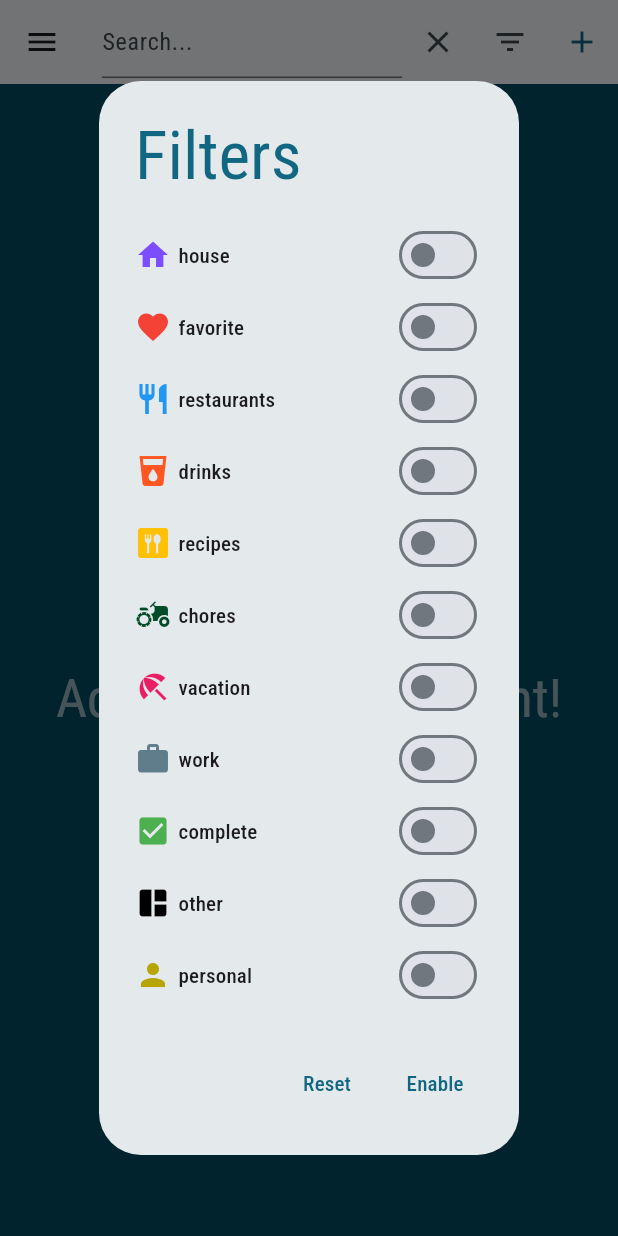
After one commit to agerber0902/Things, a Flutter app: the screen it shows after launch, after a tap on the "search" icon, after a tap on the "filter list" icon, on a phone screen of 412 x 824 dp. The commit adds this screen. Run offline on Flutter 3.47's test engine with Material 3 defaults, Android fonts, the phone set to English and light mode, and no system bars; our stand-ins replace awesome_notifications, google_fonts.

Commit message:
Add Search and Filters to things

```diff
--- a/things_app/lib/models/thing.dart
+++ b/things_app/lib/models/thing.dart
@@ -5,7 +5,7 @@ final uuid = const Uuid().v4();
 class Thing {
   final String id;
   final String title;
-  final String? description;
+  final String description;
   bool isMarkedComplete;
   final List<String> categories;
   List<String>? notes;
--- a/things_app/lib/providers/things_provider.dart
+++ b/things_app/lib/providers/things_provider.dart
@@ -1,17 +1,17 @@
 import 'package:flutter/material.dart';
 import 'package:things_app/helpers/file_manager.dart';
+import 'package:things_app/models/category.dart';
 import 'package:things_app/models/reminder.dart';
 import 'package:things_app/models/thing.dart';
 
 final ThingFileManager _fileManager = ThingFileManager();
 
-class ThingsProvider extends ChangeNotifier{
-
+class ThingsProvider extends ChangeNotifier {
   //Thing that should be used when in edit mode
   Thing? _thingInEdit;
   Thing? get thingInEdit => _thingInEdit;
   bool get isEditMode => thingInEdit != null;
-  void setThingInEdit(Thing? thing){
+  void setThingInEdit(Thing? thing) {
     _thingInEdit = thing;
     notifyListeners();
   }
@@ -20,15 +20,20 @@ class ThingsProvider extends ChangeNotifier{
   List<Thing> get things => _things;
 
   //Get the list of things
-  void getThings() async{
+  void getThings() async {
     _things = await _fileManager.readThingList();
+
+    //Apply Filters
+    _things = _filterThings();
+
+    //Apply Search
+    _things = _searchThings();
 
     notifyListeners();
   }
 
   //Add Thing to List
-  void addThing(Thing thing) async{
-
+  void addThing(Thing thing) async {
     await _fileManager.addThing(thing);
 
     //This will notify listeners
@@ -36,8 +41,7 @@ class ThingsProvider extends ChangeNotifier{
   }
 
   //Delete Thing from List
-  void deleteThing(Thing thing) async{
-
+  void deleteThing(Thing thing) async {
     //Remove from the list of things first to avoid widget tree error
     _things.remove(thing);
 
@@ -48,29 +52,87 @@ class ThingsProvider extends ChangeNotifier{
   }
 
   //Edit Thing from List
-  void editThing(Thing thing) async{
+  void editThing(Thing thing) async {
     await _fileManager.updateThing(thing);
 
     //This will notify listeners
     getThings();
   }
 
+  List<Thing> _filterThings() {
+    List<String> filterValues = _selectedFilters
+        .where((filter) => filter.entries.first.value)
+        .map((filter) => filter.entries.first.key.key)
+        .toList();
+
+    List<Thing> filteredThings = _things;
+
+    //Filter by completed things - remove complete afterwards for special case
+    if (filterValues.contains('complete')) {
+      //remove complete from the filter values, then continue as usual
+      filterValues.remove('complete');
+
+      filteredThings =
+          filteredThings.where((thing) => thing.isMarkedComplete).toList();
+    }
+
+    //Filter the things
+    if (filterValues.isNotEmpty) {
+      filteredThings = filteredThings
+          .where((thing) => thing.categories
+              .any((category) => filterValues.contains(category)))
+          .toList();
+    }
+
+    return filteredThings;
+  }
+
+  List<Thing> _searchThings() {
+    List<Thing> searchedThings = _things;
+
+    if (_searchValue.trim().isNotEmpty) {
+      searchedThings = _things
+          .where((thing) =>
+              (thing.title.toLowerCase().contains(_searchValue)) ||
+              (thing.description.toLowerCase().contains(_searchValue)) ||
+              (thing.categories.any(
+                  (category) => category.toLowerCase().contains(_searchValue))))
+          .toList();
+
+      //Search on notes
+      List<Thing> thingsWithNotes = _things
+          .where((thing) => thing.notes != null)
+          .where((t) =>
+              t.notes!.any((note) => note.toLowerCase().contains(_searchValue)))
+          .toList();
+
+      // Combine the results and remove duplicates
+      searchedThings = (searchedThings + thingsWithNotes).toSet().toList();
+    }
+
+    return searchedThings;
+  }
+
+//Reminders
   List<Reminder> _remindersForThing = [];
   List<Reminder> get remindersForThing => _remindersForThing;
 
-  void addReminderForThing(Reminder reminder){
+  void addReminderForThing(Reminder reminder) {
     _remindersForThing = [reminder, ..._remindersForThing];
     notifyListeners();
   }
-  void deleteReminderForThing(Reminder reminder){
+
+  void deleteReminderForThing(Reminder reminder) {
     _remindersForThing.remove(reminder);
     notifyListeners();
   }
-  void resetRemindersForThing(){
+
+  void resetRemindersForThing() {
     _remindersForThing = [];
     notifyListeners();
   }
-  void setRemindersForThing(List<Reminder> reminders){
+
+  void setRemindersForThing(List<Reminder> reminders) {
     _remindersForThing = reminders;
     notifyListeners();
   }
@@ -82,4 +144,56 @@ class ThingsProvider extends ChangeNotifier{
       return null;
     }
   }
+
+  //Filters
+  final List<Map<MapEntry<String, CategoryIcon>, bool>> _availableFilters =
+      categoryIcons.entries.map((category) {
+    return {MapEntry(category.key, category.value): false};
+  }).toList();
+  List<Map<MapEntry<String, CategoryIcon>, bool>> get availableFilters =>
+      _availableFilters;
+
+  List<Map<MapEntry<String, CategoryIcon>, bool>> _selectedFilters = [];
+  List<Map<MapEntry<String, CategoryIcon>, bool>> get selectedFilters =>
+      _selectedFilters;
+
+  void updateFilters(String categoryName, bool switchValue) {
+    final filterMap = _availableFilters.firstWhere((filterMap) {
+      return filterMap.keys.any((entry) => entry.key == categoryName);
+    });
+
+    final entry =
+        filterMap.keys.firstWhere((entry) => entry.key == categoryName);
+
+    filterMap[entry] = switchValue;
+
+    if (switchValue) {
+      _selectedFilters.add(filterMap);
+    } else {
+      _selectedFilters.remove(filterMap);
+    }
+  }
+
+  void resetFilters() {
+    _selectedFilters = [];
+    print(_selectedFilters);
+
+    getThings();
+  }
+
+  void saveFilters() {
+    //call get things
+    //This will notifiy the listeners and use the _selectedFilters for filtering
+    getThings();
+  }
+
+//Search
+  String _searchValue = '';
+  String get serchValue => _searchValue;
+
+  void setSearchValue(String value) {
+    _searchValue = value.trim().toLowerCase();
+
+    getThings();
+  }
 }
--- a/things_app/lib/screens/things_screen.dart
+++ b/things_app/lib/screens/things_screen.dart
@@ -2,8 +2,10 @@ import 'package:flutter/material.dart';
 import 'package:provider/provider.dart';
 import 'package:things_app/models/thing.dart';
 import 'package:things_app/providers/things_provider.dart';
+import 'package:things_app/widgets/shared/appbar/collapsable_search_bar.dart';
 import 'package:things_app/widgets/shared/appbar/shared_app_bar.dart';
 import 'package:things_app/widgets/shared/appbar/shared_app_bar_add_button.dart';
+import 'package:things_app/widgets/shared/appbar/shared_app_bar_filter_button.dart';
 import 'package:things_app/widgets/shared/shared_drawer.dart';
 import 'package:things_app/widgets/shared/shared_list_view.dart';
 import 'package:things_app/widgets/things/add/add_thing.dart';
@@ -18,6 +20,8 @@ class ThingsScreen extends StatelessWidget {
       appBar: const SharedAppBar(
         title: 'Things',
         actions: [
+          CollapsableSearchBar(expandedWidth: 200),
+          SharedAppBarFilterButton(),
           SharedAppBarAddButton(
             modalBottomSheet: AddThing(),
           ),
--- a/things_app/lib/utils/icon_data.dart
+++ b/things_app/lib/utils/icon_data.dart
@@ -8,3 +8,13 @@ const Icon containsNoteIcon = Icon(Icons.sticky_note_2);
 
 const IconData unFavoriteIcon = Icons.favorite_outline;
 const IconData favoriteIcon = Icons.favorite;
+
+const Icon filterListIcon = Icon(Icons.filter_list);
+const Icon filter1Icon = Icon(Icons.filter_1);
+const Icon filter2Icon = Icon(Icons.filter_2);
+const Icon filter3Icon = Icon(Icons.filter_3);
+const Icon filter4Icon = Icon(Icons.filter_4);
+const Icon filter5Icon = Icon(Icons.filter_5);
+const Icon filter6Icon = Icon(Icons.filter_6);
+const Icon filter7Icon = Icon(Icons.filter_7);
+const Icon filterAltIcon = Icon(Icons.filter_alt);
--- a/things_app/lib/widgets/reminders/add/add_reminders_modal.dart
+++ b/things_app/lib/widgets/reminders/add/add_reminders_modal.dart
@@ -78,7 +78,10 @@ class AddRemindersModal extends StatelessWidget {
                             final thingProvider =  Provider.of<ThingsProvider>(context, listen: false);
                             thingProvider.addReminderForThing(reminder);
 
-                            Provider.of<RemindersProvider>(context, listen: false).addThingIdToReminders([reminder], thingProvider.thingInEdit!.id);
+                            if(thingProvider.isEditMode){
+                              Provider.of<RemindersProvider>(context, listen: false).addThingIdToReminders([reminder], thingProvider.thingInEdit!.id);
+                            }
+
                           },
                         );
                       },
--- /dev/null
+++ b/things_app/lib/widgets/shared/appbar/collapsable_search_bar.dart
@@ -0,0 +1,87 @@
+import 'package:flutter/material.dart';
+import 'package:provider/provider.dart';
+import 'package:things_app/providers/things_provider.dart';
+
+class CollapsableSearchBar extends StatefulWidget {
+  const CollapsableSearchBar({super.key, required this.expandedWidth});
+
+  final double expandedWidth;
+  @override
+  State<CollapsableSearchBar> createState() => _CollapsableSearchBarState();
+}
+
+class _CollapsableSearchBarState extends State<CollapsableSearchBar> {
+  bool _isSearching = false;
+  final TextEditingController _searchController = TextEditingController();
+  double _searchBarWidth = 0;
+
+  @override
+  void initState() {
+    super.initState();
+  }
+
+  @override
+  void dispose() {
+    _searchController.dispose();
+    super.dispose();
+  }
+
+  @override
+  Widget build(BuildContext context) {
+    return Consumer<ThingsProvider>(
+      builder: (context, thingsProvider, child) {
+        return AnimatedCrossFade(
+          duration: const Duration(milliseconds: 300),
+          firstChild: IconButton(
+            icon: const Icon(Icons.search),
+            onPressed: () {
+              setState(() {
+                _isSearching = true;
+                _searchBarWidth = widget.expandedWidth;
+              });
+            },
+          ),
+          secondChild: Row(
+            mainAxisSize: MainAxisSize.min,
+            children: <Widget>[
+              SizedBox(
+                width: _searchBarWidth,
+                child: TextField(
+                  controller: _searchController,
+                  autofocus: true,
+                  decoration: const InputDecoration(
+                    hintText: 'Search...',
+                  ),
+                  onSubmitted: (String query) {
+                    // Handle the search query
+                    setState(() {
+                      _isSearching = false;
+                      _searchBarWidth = 0;
+
+                      thingsProvider.setSearchValue(_searchController.text.toLowerCase());
+                      //_searchController.clear();
+                    });
+                  },
+                ),
+              ),
+              IconButton(
+                icon: const Icon(Icons.close),
+                onPressed: () {
+                  setState(() {
+                    _isSearching = false;
+                    _searchController.clear();
+                    _searchBarWidth = 0;
+                    thingsProvider.setSearchValue(_searchController.text.toLowerCase());
+                  });
+                },
+              ),
+            ],
+          ),
+          crossFadeState: _isSearching
+              ? CrossFadeState.showSecond
+              : CrossFadeState.showFirst,
+        );
+      },
+    );
+  }
+}
--- /dev/null
+++ b/things_app/lib/widgets/shared/appbar/shared_app_bar_filter_button.dart
@@ -0,0 +1,91 @@
+import 'package:flutter/material.dart';
+import 'package:provider/provider.dart';
+import 'package:things_app/providers/things_provider.dart';
+import 'package:things_app/utils/icon_data.dart';
+import 'package:things_app/widgets/shared/filter_dialog.dart';
+
+class SharedAppBarFilterButton extends StatefulWidget {
+  const SharedAppBarFilterButton({super.key});
+
+  @override
+  State<SharedAppBarFilterButton> createState() =>
+      _SharedAppBarFilterButtonState();
+}
+
+class _SharedAppBarFilterButtonState extends State<SharedAppBarFilterButton> {
+
+  Icon? _filterIconData;
+
+  @override
+  void initState() {
+    super.initState();
+
+    _filterIconData = filterListIcon;
+  }
+
+  Future<void> _dialogBuilder(BuildContext context) {
+    return showDialog<void>(
+        context: context,
+        builder: (BuildContext context) {
+          return StatefulBuilder(
+              builder: (BuildContext context, StateSetter setState) {
+            return const FilterDialog();
+          });
+        });
+  }
+
+  @override
+  Widget build(BuildContext context) {
+    void openFilters() {
+      _dialogBuilder(context);
+    }
+
+    return Consumer<ThingsProvider>(
+      builder: (context, thingsProvider, child) {
+        void _setFilterImage() {
+          int filterCount = thingsProvider.availableFilters
+              .where((filter) => filter.entries.first.value)
+              .length;
+
+          setState(() {
+            switch (filterCount) {
+              case 0:
+                _filterIconData = filterListIcon;
+                break;
+              case 1:
+                _filterIconData = filter1Icon;
+                break;
+              case 2:
+                _filterIconData = filter2Icon;
+                break;
+              case 3:
+                _filterIconData = filter3Icon;
+                break;
+              case 4:
+                _filterIconData = filter4Icon;
+                break;
+              case 5:
+                _filterIconData = filter5Icon;
+                break;
+              case 6:
+                _filterIconData = filter6Icon;
+                break;
+              case 7:
+                _filterIconData = filter7Icon;
+                break;
+              default:
+                _filterIconData = filterAltIcon;
+            }
+          });
+        }
+
+        return IconButton(
+          onPressed: () {
+            openFilters();
+          },
+          icon: _filterIconData ?? filterListIcon,
+        );
+      },
+    );
+  }
+}
--- /dev/null
+++ b/things_app/lib/widgets/shared/filter_dialog.dart
@@ -0,0 +1,86 @@
+import 'package:flutter/material.dart';
+import 'package:provider/provider.dart';
+import 'package:things_app/providers/things_provider.dart';
+
+class FilterDialog extends StatefulWidget {
+  const FilterDialog({
+    super.key,
+  });
+
+  @override
+  State<FilterDialog> createState() => _FilterDialogState();
+}
+
+class _FilterDialogState extends State<FilterDialog> {
+  @override
+  Widget build(BuildContext context) {
+    final TextTheme textTheme = Theme.of(context).textTheme;
+    final ColorScheme colorScheme = Theme.of(context).colorScheme;
+
+    return Consumer<ThingsProvider>(
+      builder: (context, thingsProvider, child) {
+        return AlertDialog(
+          title: Text(
+            'Filters',
+            style:
+                textTheme.displayMedium!.copyWith(color: colorScheme.primary),
+          ),
+          content: IntrinsicWidth(
+            child: Column(
+              mainAxisSize: MainAxisSize.min,
+              children: thingsProvider.availableFilters.map((filter) {
+                return Row(
+                  mainAxisAlignment: MainAxisAlignment.spaceBetween,
+                  children: [
+                    Row(
+                      children: [
+                        Icon(
+                          filter.entries.first.key.value.iconData,
+                          color: filter.entries.first.key.value.iconColor,
+                        ),
+                        const SizedBox(width: 5),
+                        Text(filter.entries.first.key.key,
+                            style: textTheme.labelLarge),
+                      ],
+                    ),
+                    Switch(
+                      value: filter.entries.first.value,
+                      onChanged: (value) {
+                        setState(() {
+                          thingsProvider.updateFilters(
+                              filter.entries.first.key.key, value);
+                        });
+                      },
+                    ),
+                  ],
+                );
+              }).toList(),
+            ),
+          ),
+          actions: <Widget>[
+            TextButton(
+              style: TextButton.styleFrom(
+                textStyle: Theme.of(context).textTheme.labelLarge,
+              ),
+              child: const Text('Reset'),
+              onPressed: () {
+                thingsProvider.resetFilters();
+                Navigator.of(context).pop();
+              },
+            ),
+            TextButton(
+              style: TextButton.styleFrom(
+                textStyle: Theme.of(context).textTheme.labelLarge,
+              ),
+              child: const Text('Enable'),
+              onPressed: () {
+                thingsProvider.saveFilters();
+                Navigator.of(context).pop();
+              },
+            ),
+          ],
+        );
+      },
+    );
+  }
+}
```
